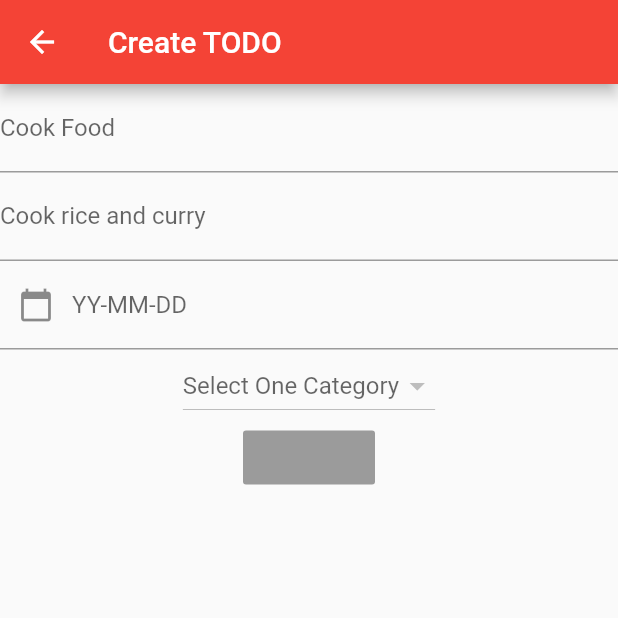
After one commit to rishika97/TODO, a Flutter app: the TodoScreen screen opened directly, on a phone screen of 412 x 824 dp, the top half of it. The commit adds this screen. Run offline on Flutter 3.47's test engine with Material 2 defaults, Android fonts, the phone set to English and light mode, and no system bars; our stand-ins replace sqflite; accounts and stored records are empty.

Commit message:
todo screen started

```diff
--- /dev/null
+++ b/lib/screens/todo_screen.dart
@@ -0,0 +1,83 @@
+import 'package:TODO/services/category_service.dart';
+import 'package:flutter/material.dart';
+
+class TodoScreen extends StatefulWidget {
+  @override
+  _TodoScreenState createState() => _TodoScreenState();
+}
+
+class _TodoScreenState extends State<TodoScreen> {
+  var _todoTitle = TextEditingController();
+  var _todoDescription = TextEditingController();
+  var _todoDate = TextEditingController();
+
+  var _categories = List<DropdownMenuItem>();
+
+  var _selectedValue;
+
+
+  @override
+  void initState() {
+    super.initState();
+    _loadCategories();
+  }
+
+  _loadCategories()async{
+    var _categoryService = CategoryService();
+    var categories = await _categoryService.getCategories();
+    categories.forEach((catgory){
+      setState(() {
+        _categories.add(DropdownMenuItem(
+          child: Text(catgory['name']),
+          value: catgory['name'],
+        ));
+      });
+    });
+  }
+
+  @override
+  Widget build(BuildContext context) {
+    return Scaffold(
+      appBar: AppBar(
+        title: Text('Create TODO'),
+      ),
+      body: Column(
+        children: <Widget>[
+          TextField(
+            controller: _todoTitle,
+            decoration: InputDecoration(
+              hintText: 'Todo Title',
+              labelText: 'Cook Food'
+            ),
+          ),
+          TextField(
+            controller: _todoDescription,
+            decoration: InputDecoration(
+                hintText: 'Todo Description',
+                labelText: 'Cook rice and curry'
+            ),
+          ),
+          TextField(
+            controller: _todoDate,
+            decoration: InputDecoration(
+              hintText: 'YY-MM-DD',
+              labelText: 'YY-MM-DD',
+              prefixIcon: Icon(Icons.calendar_today)
+            ),
+          ),
+          DropdownButton(
+            value: _selectedValue,
+            items: _categories ,
+            hint: Text('Select One Category'),
+            onChanged: (value){
+              _selectedValue = value;
+            },
+          ),
+          RaisedButton(
+              onPressed: null
+          ),
+        ],
+      ),
+    );
+  }
+}
--- a/lib/services/category_service.dart
+++ b/lib/services/category_service.dart
@@ -18,4 +18,16 @@ class CategoryService {
     return await _repository.getAll('categories');
   }
 
+  getCategoryById(categoryId)async{
+    return await _repository.getById('categories',categoryId);
+  }
+
+  updateCategory(Category category) async{
+    return await _repository.update('categories',category.categoryMap());
+  }
+
+  deleteCategory(categoryId)async{
+    return await _repository.delete('categories',categoryId);
+  }
+
 }
```
Also changed, not shown: lib/repositories/repository.dart (+17 -1 lines), lib/screens/categories_screen.dart (+160 -22 lines), lib/screens/home_screen.dart (+7 -0 lines).
